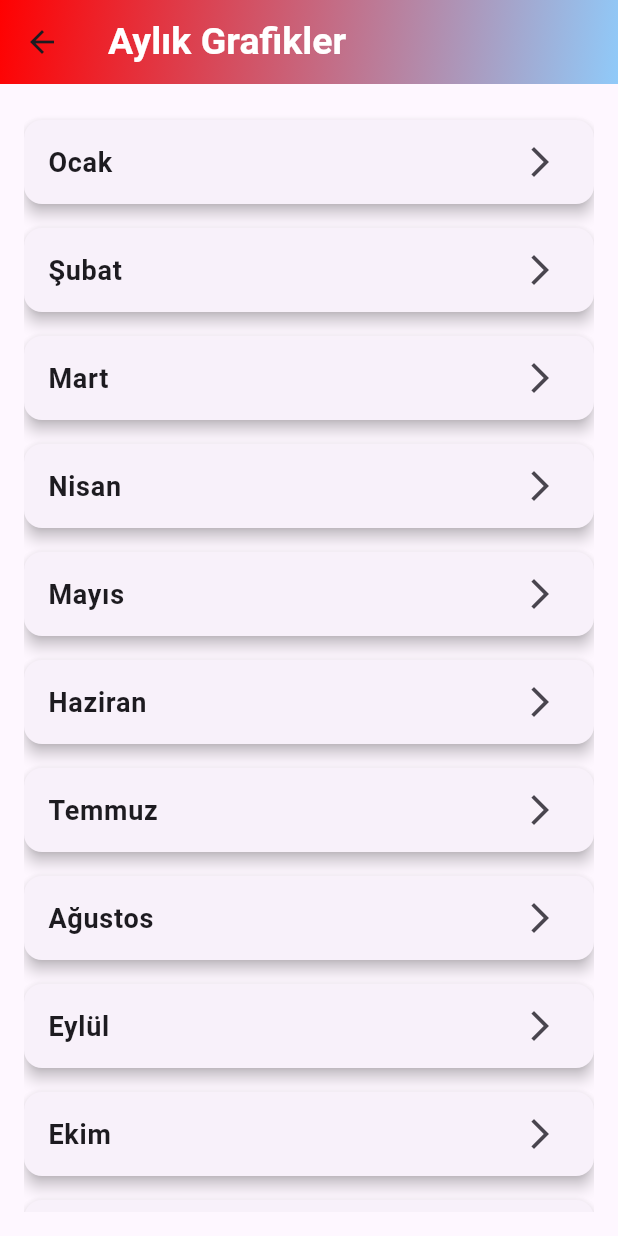
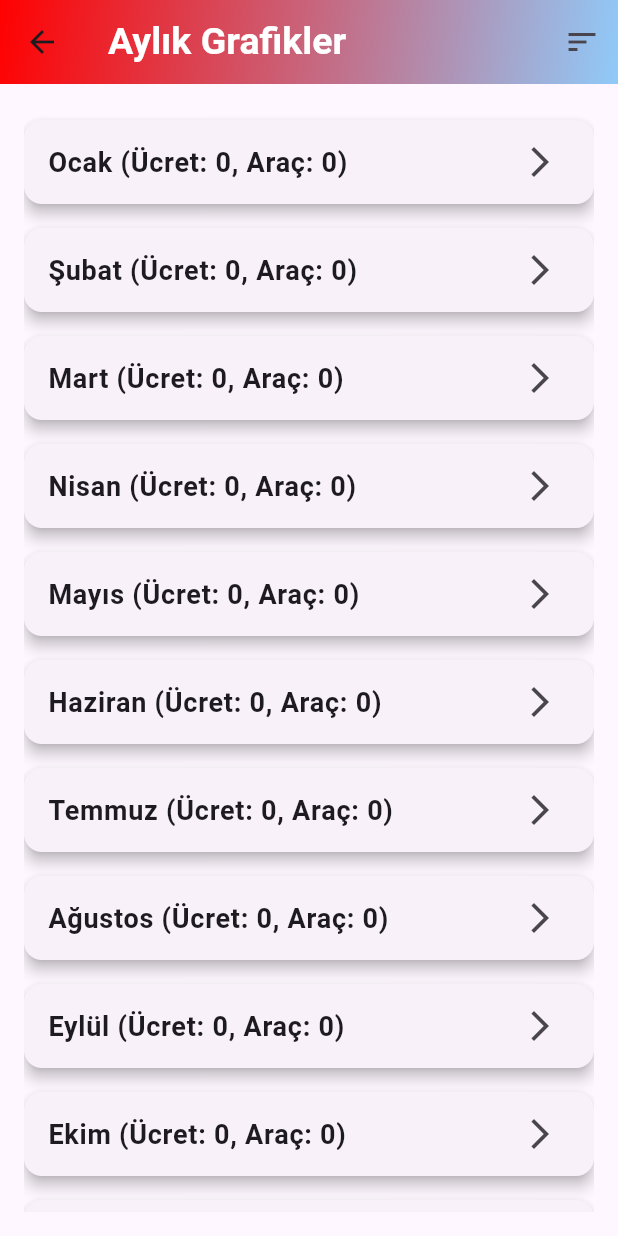
Before and after one commit to uluckabd/car_wash, a Flutter app: the screen it shows after launch, item 2 of the bottom bar chosen, after a tap on the "analytics" icon, on a phone screen of 412 x 824 dp. Run offline on Flutter 3.47's test engine with Material 3 defaults, Android fonts, the phone set to English and light mode, and no system bars; our stand-ins replace mask_text_input_formatter, sqflite, syncfusion_flutter_charts; accounts and stored records are empty.

Commit message:
grafik sayfasına sıralama ikonu yerleştirildi ve sıralama fonksiyonları eklendi

```diff
--- a/lib/database_service.dart
+++ b/lib/database_service.dart
@@ -99,6 +99,49 @@ class DatabaseService {
     );
   }
 
+  // 🔹 Gelire göre sıralama (artan / azalan)
+  Future<List<Map<String, dynamic>>> getAppointmentsSortedByIncome(
+    int month,
+    bool ascending,
+  ) async {
+    final db = await database;
+    final monthStr = month.toString().padLeft(2, '0');
+
+    return await db.query(
+      'appointments',
+      where: "substr(tarih,4,2) = ?",
+      whereArgs: [monthStr],
+      orderBy: "CAST(ucret AS INTEGER) ${ascending ? 'ASC' : 'DESC'}",
+    );
+  }
+
+  // 🔹 Araç sayısına göre sıralama (Dart tarafında yapılacak)
+  Future<List<Map<String, dynamic>>> getAppointmentsGroupedByDay(
+    int month,
+  ) async {
+    final db = await database;
+    final monthStr = month.toString().padLeft(2, '0');
+
+    return await db.query(
+      'appointments',
+      where: "substr(tarih,4,2) = ?",
+      whereArgs: [monthStr],
+    );
+  }
+
+  Future<List<Map<String, dynamic>>> getMonthlySummary() async {
+    final db = await database;
+    return await db.rawQuery('''
+    SELECT
+      substr(tarih, 4, 2) as month,
+      COUNT(arac) as vehicleCount,
+      SUM(CAST(ucret AS INTEGER)) as totalAmount
+    FROM appointments
+    GROUP BY month
+    ORDER BY month ASC
+  ''');
+  }
+
   // Arama ve normalize alanı
   Map<String, dynamic> _addNormalizedSearchField(
     Map<String, dynamic> appointment,
--- a/lib/reportchartspage.dart
+++ b/lib/reportchartspage.dart
@@ -1,5 +1,6 @@
 import 'package:flutter/material.dart';
 import 'charts_page.dart';
+import 'database_service.dart';
 
 const Color primaryColor = Color.fromRGBO(255, 1, 1, 1);
 const Color secondaryColor = Color(0xFF90CAF9);
@@ -28,28 +29,121 @@ class MonthCard extends StatelessWidget {
   }
 }
 
-class ReportChartsPage extends StatelessWidget {
+class ReportChartsPage extends StatefulWidget {
   const ReportChartsPage({super.key});
 
   @override
+  State<ReportChartsPage> createState() => _ReportChartsPageState();
+}
+
+class _ReportChartsPageState extends State<ReportChartsPage> {
+  List<Map<String, dynamic>> monthlyData = [];
+  String selectedSort = "default";
+
+  final monthNames = const {
+    "01": "Ocak",
+    "02": "Şubat",
+    "03": "Mart",
+    "04": "Nisan",
+    "05": "Mayıs",
+    "06": "Haziran",
+    "07": "Temmuz",
+    "08": "Ağustos",
+    "09": "Eylül",
+    "10": "Ekim",
+    "11": "Kasım",
+    "12": "Aralık",
+  };
+
+  @override
+  void initState() {
+    super.initState();
+    _loadMonthlyData();
+  }
+
+  Future<void> _loadMonthlyData() async {
+    final db = DatabaseService();
+    final dbData = await db.getMonthlySummary();
+
+    // Başlangıç: 12 ayı default 0 değerlerle doldur
+    final temp = monthNames.entries.map((e) {
+      return {"month": e.key, "totalAmount": 0, "vehicleCount": 0};
+    }).toList();
+
+    // Gelen verilerle güncelle
+    for (var item in dbData) {
+      final index = temp.indexWhere((m) => m["month"] == item["month"]);
+      if (index != -1) {
+        temp[index]["totalAmount"] = item["totalAmount"] ?? 0;
+        temp[index]["vehicleCount"] = item["vehicleCount"] ?? 0;
+      }
+    }
+
+    setState(() {
+      monthlyData = temp;
+    });
+  }
+
+  void _sortData(String sortType) {
+    setState(() {
+      selectedSort = sortType;
+      if (sortType == "amount_desc") {
+        monthlyData.sort(
+          (a, b) => (b['totalAmount'] ?? 0).compareTo(a['totalAmount'] ?? 0),
+        );
+      } else if (sortType == "amount_asc") {
+        monthlyData.sort(
+          (a, b) => (a['totalAmount'] ?? 0).compareTo(b['totalAmount'] ?? 0),
+        );
+      } else if (sortType == "vehicle_desc") {
+        monthlyData.sort(
+          (a, b) => (b['vehicleCount'] ?? 0).compareTo(a['vehicleCount'] ?? 0),
+        );
+      } else if (sortType == "vehicle_asc") {
+        monthlyData.sort(
+          (a, b) => (a['vehicleCount'] ?? 0).compareTo(b['vehicleCount'] ?? 0),
+        );
+      } else {
+        // Varsayılan: Ocak → Aralık
+        monthlyData.sort(
+          (a, b) => int.parse(a['month']).compareTo(int.parse(b['month'])),
+        );
+      }
+    });
+  }
+
+  @override
   Widget build(BuildContext context) {
-    const months = [
-      "Ocak",
-      "Şubat",
-      "Mart",
-      "Nisan",
-      "Mayıs",
-      "Haziran",
-      "Temmuz",
-      "Ağustos",
-      "Eylül",
-      "Ekim",
-      "Kasım",
-      "Aralık",
-    ];
-
     return Scaffold(
       appBar: AppBar(
+        actions: [
+          PopupMenuButton<String>(
+            icon: const Icon(Icons.sort),
+            onSelected: _sortData,
+            itemBuilder: (BuildContext context) => <PopupMenuEntry<String>>[
+              const PopupMenuItem(
+                value: 'default',
+                child: Text('Varsayılan (Aylara göre)'),
+              ),
+              const PopupMenuItem(
+                value: 'amount_desc',
+                child: Text('Miktara göre en çok'),
+              ),
+              const PopupMenuItem(
+                value: 'amount_asc',
+                child: Text('Miktara göre en az'),
+              ),
+              const PopupMenuItem(
+                value: 'vehicle_desc',
+                child: Text('Araç sayısına göre en çok'),
+              ),
+              const PopupMenuItem(
+                value: 'vehicle_asc',
+                child: Text('Araç sayısına göre en az'),
+              ),
+            ],
+          ),
+        ],
         title: const Text(
           "Aylık Grafikler",
           style: TextStyle(
@@ -71,14 +165,16 @@ class ReportChartsPage extends StatelessWidget {
       body: Padding(
         padding: const EdgeInsets.all(16),
         child: ListView(
-          children: months.map((month) {
+          children: monthlyData.map((month) {
+            final name = monthNames[month['month']] ?? month['month'];
             return MonthCard(
-              monthName: month,
+              monthName:
+                  "$name (Ücret: ${month['totalAmount'] ?? 0}, Araç: ${month['vehicleCount'] ?? 0})",
               onTap: () {
                 Navigator.push(
                   context,
                   MaterialPageRoute(
-                    builder: (context) => ChartsPage(currentMonth: month),
+                    builder: (context) => ChartsPage(currentMonth: name),
                   ),
                 );
               },
```
